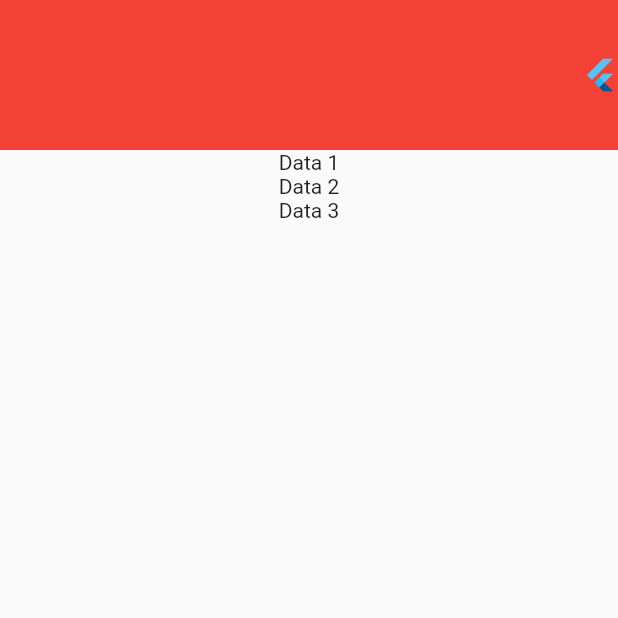
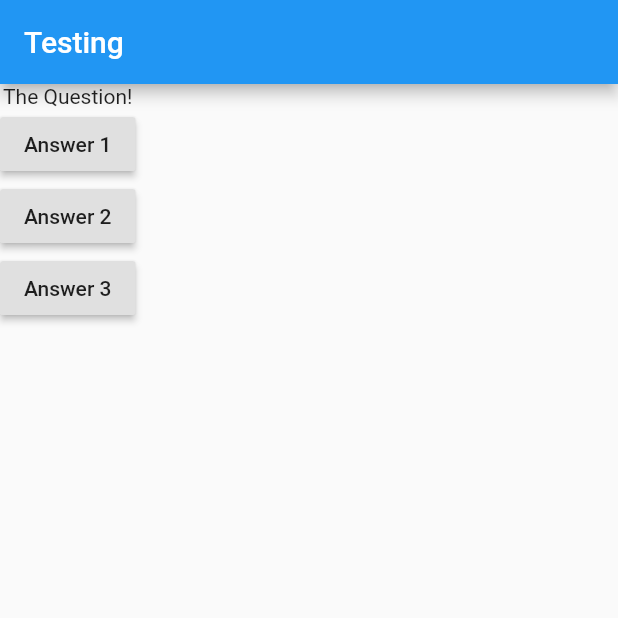
Before and after one commit to alv4n96/SkripsiInot, a Flutter app: the screen it shows after launch, on a phone screen of 412 x 824 dp, the top half of it. Run offline on Flutter 3.47's test engine with Material 2 defaults, Android fonts, the phone set to English and light mode, and no system bars.

Commit message:
membuat widget

```diff
--- a/lib/main.dart
+++ b/lib/main.dart
@@ -1,38 +1,44 @@
 import 'package:flutter/material.dart';
 
-void main() {
-  runApp(MyApp());
-}
+// void main() {
+//   runApp(MyApp());
+// }
+
+void main() => runApp(MyApp());
 
 class MyApp extends StatelessWidget {
+  void answerQuestion() {
+    print('Answer Chossen!');
+  }
+
   @override
   Widget build(BuildContext context) {
+    var questions = [
+      'What\'s your Favorite Color?',
+      'Whats\'s your favorite animal?'
+    ];
     // TODO: implement build
     return MaterialApp(
       home: Scaffold(
-        body: SafeArea(
-          child: Container(
-            child: Column(
-              children: [
-                Container(
-                  width: double.infinity,
-                  height: 100,
-                  color: Colors.red,
-                  alignment: Alignment.centerRight,
-                  child: FlutterLogo(),
-                ),
-                Container(
-                  child: Column(
-                    children: [
-                      Text('Data 1'),
-                      Text('Data 2'),
-                      Text('Data 3'),
-                    ],
-                  ),
-                )
-              ],
+        appBar: AppBar(
+          title: Text('Testing'),
+        ),
+        body: Column(
+          children: [
+            Text('The Question!'),
+            RaisedButton(
+              child: Text('Answer 1'),
+              onPressed: answerQuestion,
             ),
-          ),
+            RaisedButton(
+              child: Text('Answer 2'),
+              onPressed: answerQuestion,
+            ),
+            RaisedButton(
+              child: Text('Answer 3'),
+              onPressed: answerQuestion,
+            ),
+          ],
         ),
       ),
     );
```
